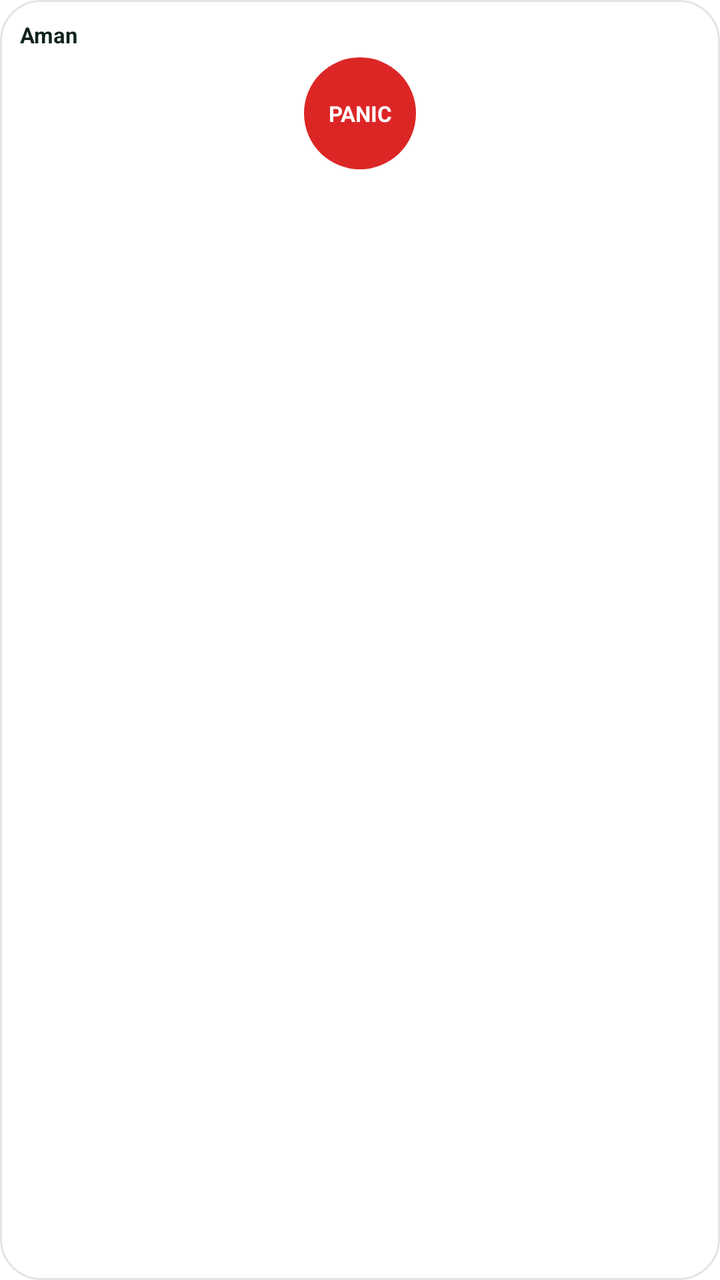
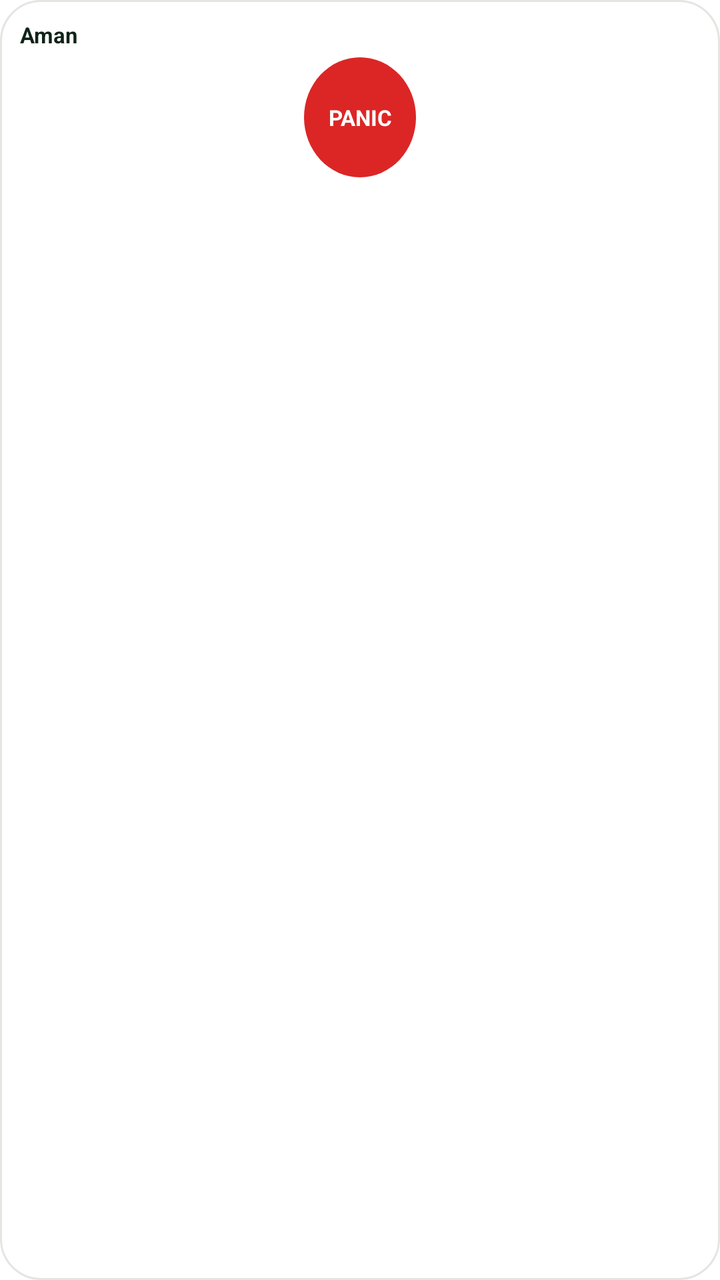

An Android layout rendered at two revisions. The XML below is the earlier revision; the diff shows what the commit changed to produce the second picture.
<!-- AndroidManifest.xml: fallback theme Theme.MaterialComponents.DayNight.NoActionBar -->
<!-- res/layout/widget_panic.xml -->
<?xml version="1.0" encoding="utf-8"?>
<LinearLayout xmlns:android="http://schemas.android.com/apk/res/android"
    android:id="@+id/widget_panic_root"
    android:layout_width="match_parent"
    android:layout_height="match_parent"
    android:orientation="vertical"
    android:background="@drawable/widget_bg"
    android:padding="10dp">

    <TextView
        android:id="@+id/widget_panic_status"
        android:layout_width="match_parent"
        android:layout_height="wrap_content"
        android:maxLines="2"
        android:ellipsize="end"
        android:text="Aman"
        android:textColor="@color/warga_ink"
        android:textSize="11sp"
        android:textStyle="bold" />

    <TextView
        android:id="@+id/widget_panic_button"
        android:layout_width="56dp"
        android:layout_height="56dp"
        android:layout_gravity="center_horizontal"
        android:layout_marginTop="4dp"
        android:background="@drawable/widget_panic_button"
        android:gravity="center"
        android:text="PANIC"
        android:textColor="@color/warga_surface"
        android:textSize="11sp"
        android:textStyle="bold" />

    <TextView
        android:id="@+id/widget_panic_house"
        android:layout_width="match_parent"
        android:layout_height="wrap_content"
        android:layout_marginTop="4dp"
        android:ellipsize="end"
        android:maxLines="1"
        android:textColor="@color/warga_muted"
        android:textSize="9sp" />

    <TextView
        android:id="@+id/widget_panic_updated"
        android:layout_width="match_parent"
        android:layout_height="wrap_content"
        android:ellipsize="end"
        android:maxLines="1"
        android:textColor="@color/warga_muted"
        android:textSize="8sp" />
</LinearLayout>
<!-- resources referenced by this layout -->
<resources>
  <color name="warga_ink">#10231A</color>
  <color name="warga_muted">#5B6B61</color>
  <color name="warga_surface">#FFFFFF</color>
  <!-- drawable widget_bg (drawable) -->
  <?xml version="1.0" encoding="utf-8"?>
  <shape xmlns:android="http://schemas.android.com/apk/res/android" android:shape="rectangle">
      <solid android:color="@color/warga_surface" />
      <corners android:radius="20dp" />
      <stroke android:width="1dp" android:color="@color/warga_line" />
  </shape>
  <!-- drawable widget_panic_button (drawable) -->
  <?xml version="1.0" encoding="utf-8"?>
  <shape xmlns:android="http://schemas.android.com/apk/res/android" android:shape="oval">
      <solid android:color="@color/warga_danger" />
  </shape>
  <color name="warga_line">#E3E6E1</color>
  <color name="warga_danger">#DC2626</color>
</resources>

<!-- the commit's change to res/layout/widget_panic.xml (unified diff, before → after) -->
@@ -21,10 +21,10 @@
     <TextView
         android:id="@+id/widget_panic_button"
         android:layout_width="56dp"
-        android:layout_height="56dp"
+        android:layout_height="60dp"
         android:layout_gravity="center_horizontal"
         android:layout_marginTop="4dp"
-        android:background="@drawable/widget_panic_button"
+        android:background="@drawable/widget_panic_button_ripple"
         android:gravity="center"
         android:text="PANIC"
         android:textColor="@color/warga_surface"
<!-- resource entries referenced after the edit -->
@@ -10,11 +10,16 @@
       <corners android:radius="20dp" />
       <stroke android:width="1dp" android:color="@color/warga_line" />
   </shape>
-  <!-- drawable widget_panic_button (drawable) -->
+  <!-- drawable widget_panic_button_ripple (drawable) -->
   <?xml version="1.0" encoding="utf-8"?>
-  <shape xmlns:android="http://schemas.android.com/apk/res/android" android:shape="oval">
-      <solid android:color="@color/warga_danger" />
-  </shape>
+  <ripple xmlns:android="http://schemas.android.com/apk/res/android"
+      android:color="#33FFFFFF">
+      <item>
+          <shape android:shape="oval">
+              <solid android:color="@color/warga_danger" />
+          </shape>
+      </item>
+  </ripple>
   <color name="warga_line">#E3E6E1</color>
   <color name="warga_danger">#DC2626</color>
 </resources>
